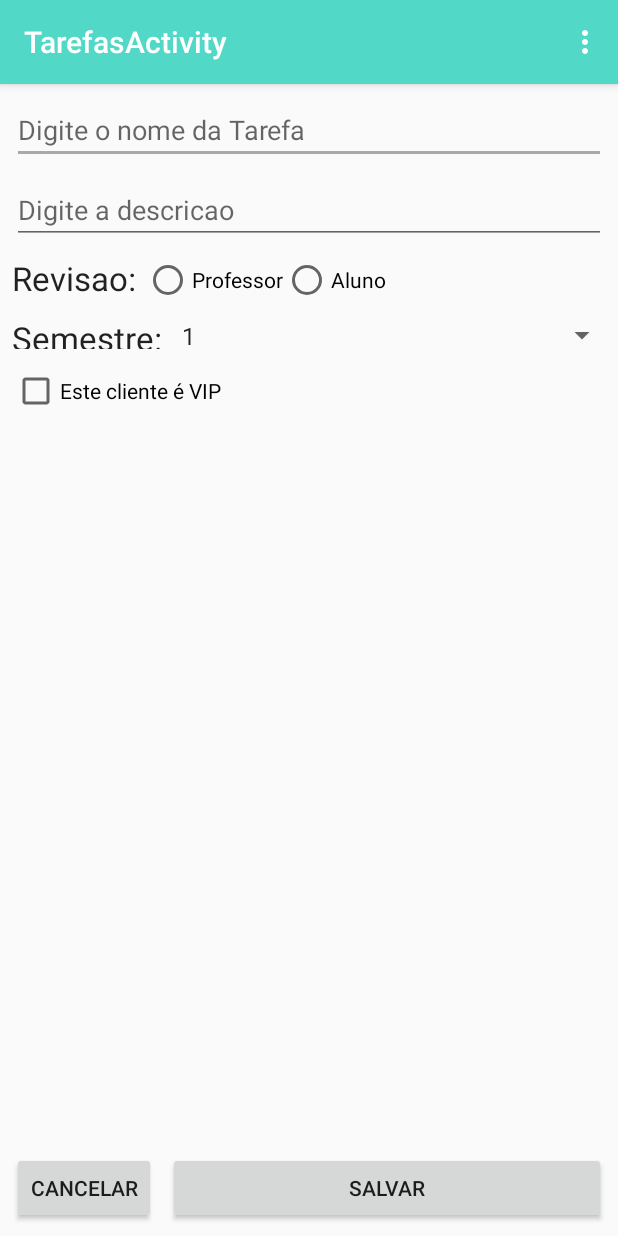
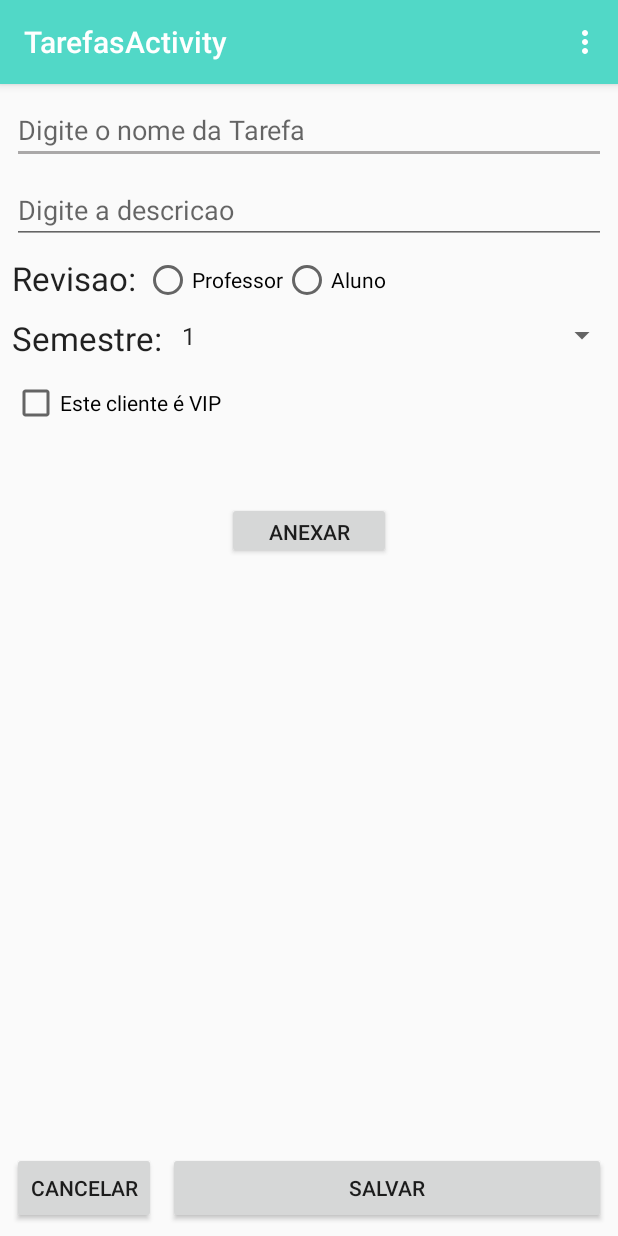
Before and after one commit to InacioTi/Prointer, an Android app: the TarefaActivity screen opened directly, with no data from a screen before it, after a tap on an icon or button, on a phone screen of 412 x 824 dp. Run offline under Robolectric (Android 15) with nearby library versions, the phone set to English and light mode, and no system bars; our stand-ins replace Firebase (no records; nobody signed in at launch, a user with empty details on screens opened directly).

Commit message:
Prointer ov

```diff
--- a/app/src/main/res/layout/activity_users_list.xml
+++ b/app/src/main/res/layout/activity_users_list.xml
@@ -44,6 +44,4 @@
         android:layout_width="match_parent"
         android:layout_height="match_parent" />
 
-
-
 </LinearLayout>
--- a/app/src/main/res/layout/content_cadastro.xml
+++ b/app/src/main/res/layout/content_cadastro.xml
@@ -77,8 +77,8 @@
 
     <TextView
         android:id="@+id/textView2"
-        android:layout_width="wrap_content"
-        android:layout_height="22dp"
+        android:layout_width="105dp"
+        android:layout_height="26dp"
         android:layout_marginLeft="8dp"
         android:layout_marginTop="8dp"
         android:text="Semestre: "
@@ -102,10 +102,10 @@
         android:layout_width="0dp"
         android:layout_height="32dp"
         android:layout_marginLeft="8dp"
-        android:layout_marginTop="8dp"
+        android:layout_marginTop="16dp"
         android:layout_marginRight="8dp"
         android:text="Este cliente é VIP"
-        app:layout_constraintHorizontal_bias="1.0"
+        app:layout_constraintHorizontal_bias="0.0"
         app:layout_constraintLeft_toLeftOf="parent"
         app:layout_constraintRight_toRightOf="parent"
         app:layout_constraintTop_toBottomOf="@+id/spnSemestre" />
@@ -135,4 +135,30 @@
         android:layout_marginLeft="8dp"
         app:layout_constraintHorizontal_bias="0.48" />
 
+    <Button
+        android:id="@+id/btnAnexar"
+        android:layout_width="109dp"
+        android:layout_height="38dp"
+        android:layout_marginStart="8dp"
+        android:layout_marginTop="8dp"
+        android:layout_marginEnd="8dp"
+        android:layout_marginBottom="8dp"
+        android:text="Anexar"
+        app:layout_constraintBottom_toTopOf="@+id/imageView3"
+        app:layout_constraintEnd_toEndOf="parent"
+        app:layout_constraintStart_toStartOf="parent"
+        app:layout_constraintTop_toBottomOf="@+id/chkVip" />
+
+    <ImageView
+        android:id="@+id/imageView3"
+        android:layout_width="382dp"
+        android:layout_height="337dp"
+        android:layout_marginStart="8dp"
+        android:layout_marginEnd="8dp"
+        android:layout_marginBottom="8dp"
+        app:layout_constraintBottom_toTopOf="@+id/btnSalvar"
+        app:layout_constraintEnd_toEndOf="parent"
+        app:layout_constraintStart_toStartOf="parent"
+        tools:srcCompat="@tools:sample/avatars" />
+
 </android.support.constraint.ConstraintLayout>
--- a/app/src/main/res/layout/item_user_recycler.xml
+++ b/app/src/main/res/layout/item_user_recycler.xml
@@ -75,7 +75,6 @@
                 android:layout_weight="1"
                 android:text="@string/hint_password"
                 android:textColor="@android:color/darker_gray" />
-
         </LinearLayout>
 
     </LinearLayout>
```
Also changed, not shown: app/build.gradle (+9 -3 lines), app/src/main/java/com/faculdade/faculdade/RecycleView/activies/Main2Activity.java (+8 -7 lines), app/src/main/java/com/faculdade/faculdade/RecycleView/activies/TarefaActivity.java (+118 -0 lines), build.gradle (+6 -1 lines).
